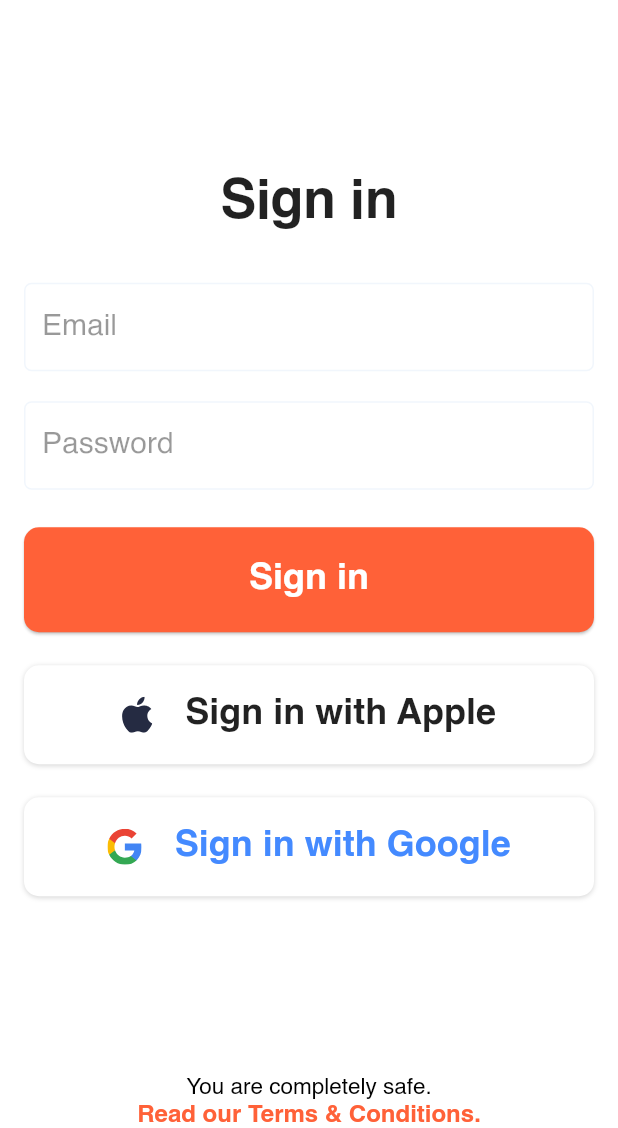
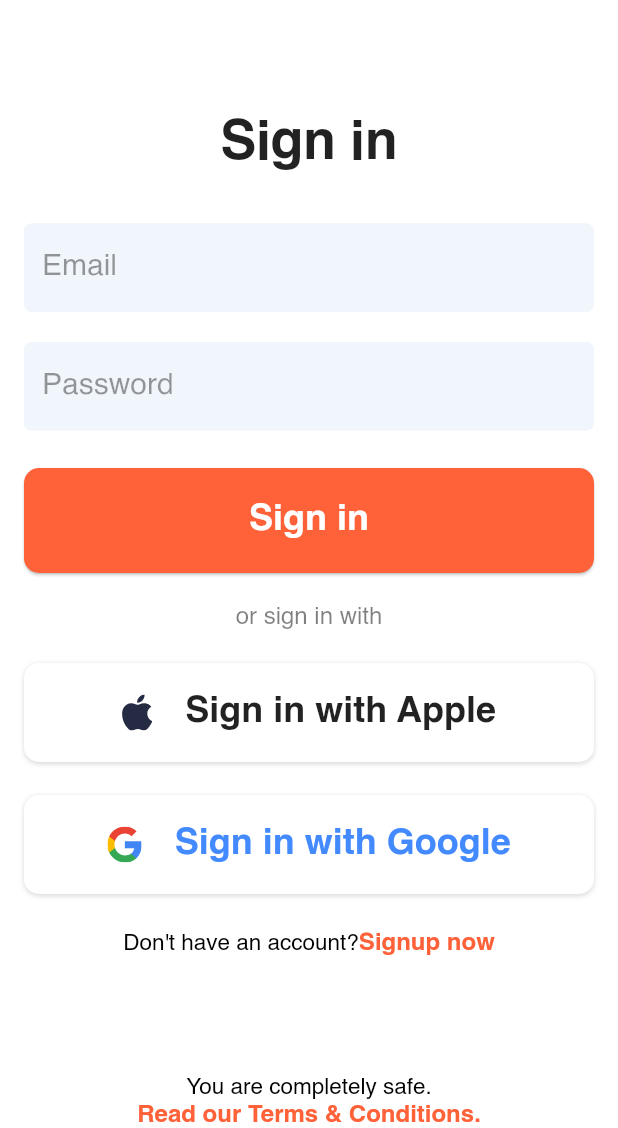
Before and after one commit to gbklegal/steuermachen-app, a Flutter app: the SignInScreen screen opened by its route, on a phone screen of 412 x 824 dp, the part 108-1236 px from its top. Run offline on Flutter 3.47's test engine with Material 2 defaults, Android fonts, the phone set to English and light mode, and no system bars; our stand-ins replace flutter_svg.

Commit message:
* Auth component created

```diff
--- a/lib/constants/strings/string_constants.dart
+++ b/lib/constants/strings/string_constants.dart
@@ -15,6 +15,7 @@ class StringConstants {
   static const String getStarted = "Get Started";
   static const String alreadyRegistered = "Already registered?";
   static const String signIn = "Sign in";
+  static const String signUp = "Sign up";
   static const String calculateYourPrice = "Calculate your Price";
   static const String getStartedText_1 = "Find your Tax\nreturn expert\nnow";
   static const String signInTermsAndCondition_1 = "You are completely safe.";
@@ -24,4 +25,7 @@ class StringConstants {
   static const String googleSignIn = "Sign in with Google";
   static const String email = "Email";
   static const String password = "Password";
+  static const String orSigninWith = "or sign in with";
+  static const String dontHaveAnAccount = "Don't have an account?";
+  static const String signupNow = "Signup now";
 }
--- a/lib/routes/app_routes.dart
+++ b/lib/routes/app_routes.dart
@@ -1,6 +1,7 @@
 import 'package:flutter/material.dart';
 import 'package:steuermachen/constants/routes/route_constants.dart';
 import 'package:steuermachen/screens/auth/signin_screen.dart';
+import 'package:steuermachen/screens/auth/signup_screen.dart';
 import 'package:steuermachen/screens/get_started/get_started_screen.dart';
 import 'package:steuermachen/screens/onboarding/onboarding_screen.dart';
 
@@ -18,6 +19,10 @@ onGenerateRoutes(RouteSettings settings) {
       return MaterialPageRoute(
         builder: (_) => const SignInScreen(),
       );
+    case RouteConstants.signupScreen:
+      return MaterialPageRoute(
+        builder: (_) => const SignupScreen(),
+      );
     default:
       return MaterialPageRoute(
         builder: (_) => const Scaffold(
--- /dev/null
+++ b/lib/screens/auth/auth_components/choice_auth_component.dart
@@ -0,0 +1,21 @@
+import 'package:flutter/material.dart';
+import 'package:steuermachen/constants/colors/color_constants.dart';
+
+class ChoiceTextAuthComponent extends StatelessWidget {
+  const ChoiceTextAuthComponent({Key? key, required this.text}) : super(key: key);
+  final String text;
+  @override
+  Widget build(BuildContext context) {
+    return Padding(
+      padding: const EdgeInsets.symmetric(vertical: 22),
+      child: Text(
+       text,
+        textAlign: TextAlign.start,
+        style: Theme.of(context)
+            .textTheme
+            .bodyText1!
+            .copyWith(color: ColorConstants.black.withOpacity(0.5)),
+      ),
+    );
+  }
+}
--- /dev/null
+++ b/lib/screens/auth/auth_components/logo_auth_component.dart
@@ -0,0 +1,23 @@
+import 'package:flutter/material.dart';
+import 'package:steuermachen/constants/assets/asset_constants.dart';
+import 'package:steuermachen/constants/strings/string_constants.dart';
+
+class LogoAuthComponent extends StatelessWidget {
+  const LogoAuthComponent({Key? key}) : super(key: key);
+
+  @override
+  Widget build(BuildContext context) {
+   return Row(
+      mainAxisAlignment: MainAxisAlignment.center,
+      children: [
+        Image.asset(AssetConstants.logo),
+        Text(
+          StringConstants.appName,
+          textAlign: TextAlign.start,
+          style: Theme.of(context).textTheme.headline6!.copyWith(
+              fontWeight: FontWeight.w700, letterSpacing: 3, fontSize: 24),
+        ),
+      ],
+    );
+  }
+}
--- /dev/null
+++ b/lib/screens/auth/auth_components/signin_options__auth_component.dart
@@ -0,0 +1,45 @@
+import 'package:flutter/material.dart';
+import 'package:flutter_svg/svg.dart';
+import 'package:steuermachen/constants/colors/color_constants.dart';
+
+class SignInOptionsAuthComponent extends StatelessWidget {
+  const SignInOptionsAuthComponent({
+    Key? key,
+    required this.assetName,
+    required this.btnText,
+    this.textColor,
+  }) : super(key: key);
+  final String assetName, btnText;
+  final Color? textColor;
+  @override
+  Widget build(BuildContext context) {
+    return Container(
+      decoration: BoxDecoration(
+          borderRadius: BorderRadius.circular(10),
+          color: ColorConstants.white,
+          boxShadow: [
+            BoxShadow(
+                color: ColorConstants.black.withOpacity(0.15),
+                offset: const Offset(0, 1),
+                blurRadius: 2)
+          ]),
+      padding: const EdgeInsets.all(21),
+      child: Row(
+        mainAxisAlignment: MainAxisAlignment.center,
+        children: [
+          SvgPicture.asset(
+            assetName,
+            height: 24,
+          ),
+          const SizedBox(width: 22),
+          Text(
+            btnText,
+            textAlign: TextAlign.start,
+            style: Theme.of(context).textTheme.headline6!.copyWith(
+                fontWeight: FontWeight.w700, fontSize: 24, color: textColor),
+          ),
+        ],
+      ),
+    );
+  }
+}
--- /dev/null
+++ b/lib/screens/auth/auth_components/terms_and_condition_richtext__auth_component.dart
@@ -0,0 +1,31 @@
+import 'package:flutter/gestures.dart';
+import 'package:flutter/material.dart';
+import 'package:steuermachen/constants/colors/color_constants.dart';
+
+class TermsAndConditionRichTextAuthComponent extends StatelessWidget {
+  const TermsAndConditionRichTextAuthComponent(
+      {Key? key, required this.textSpan1, required this.textSpan2, this.onTap})
+      : super(key: key);
+  final String textSpan1, textSpan2;
+  final void Function()? onTap;
+  @override
+  Widget build(BuildContext context) {
+    return RichText(
+      textAlign: TextAlign.center,
+      text: TextSpan(
+        text: textSpan1,
+        style: Theme.of(context)
+            .textTheme
+            .bodyText1
+            ?.copyWith(fontSize: 15, height: 1.2),
+        children: <TextSpan>[
+          TextSpan(
+              text: textSpan2,
+              style: Theme.of(context).textTheme.bodyText1?.copyWith(
+                  color: ColorConstants.primary, fontWeight: FontWeight.w700),
+              recognizer: TapGestureRecognizer()..onTap = onTap)
+        ],
+      ),
+    );
+  }
+}
--- /dev/null
+++ b/lib/screens/auth/auth_components/title_text_auth_component.dart
@@ -0,0 +1,18 @@
+import 'package:flutter/material.dart';
+
+class TitleTextAuthComponent extends StatelessWidget {
+  const TitleTextAuthComponent({Key? key, required this.title})
+      : super(key: key);
+  final String title;
+  @override
+  Widget build(BuildContext context) {
+    return Text(
+      title,
+      textAlign: TextAlign.start,
+      style: Theme.of(context)
+          .textTheme
+          .headline6
+          ?.copyWith(fontWeight: FontWeight.w700, letterSpacing: -0.3),
+    );
+  }
+}
--- a/lib/screens/auth/signin_screen.dart
+++ b/lib/screens/auth/signin_screen.dart
@@ -1,9 +1,14 @@
 import 'package:flutter/gestures.dart';
 import 'package:flutter/material.dart';
-import 'package:flutter_svg/svg.dart';
 import 'package:steuermachen/constants/assets/asset_constants.dart';
 import 'package:steuermachen/constants/colors/color_constants.dart';
+import 'package:steuermachen/constants/routes/route_constants.dart';
 import 'package:steuermachen/constants/strings/string_constants.dart';
+import 'package:steuermachen/screens/auth/auth_components/choice_auth_component.dart';
+import 'package:steuermachen/screens/auth/auth_components/logo_auth_component.dart';
+import 'package:steuermachen/screens/auth/auth_components/signin_options__auth_component.dart';
+import 'package:steuermachen/screens/auth/auth_components/terms_and_condition_richtext__auth_component.dart';
+import 'package:steuermachen/screens/auth/auth_components/title_text_auth_component.dart';
 
 class SignInScreen extends StatelessWidget {
   const SignInScreen({Key? key}) : super(key: key);
@@ -17,97 +22,52 @@ class SignInScreen extends StatelessWidget {
           child: Column(
             children: [
               const SizedBox(height: 35),
-              _logo(context),
+              const LogoAuthComponent(),
               const Expanded(child: SizedBox(height: 35)),
-              _signin(context),
+              const TitleTextAuthComponent(title: StringConstants.signIn),
               const SizedBox(height: 35),
               TextFormField(
                 decoration: const InputDecoration(
                   label: Text(StringConstants.email),
-                   fillColor: ColorConstants.white
                 ),
               ),
               const SizedBox(height: 20),
               TextFormField(
                 decoration: const InputDecoration(
                   label: Text(StringConstants.password),
-                  fillColor: ColorConstants.white
                 ),
               ),
               const SizedBox(height: 25),
               _singInButton(context, StringConstants.signIn, () {}),
+              const ChoiceTextAuthComponent(text: StringConstants.orSigninWith),
+              SignInOptionsAuthComponent(
+                  assetName: AssetConstants.icApple,
+                  btnText: StringConstants.appleSignIn),
               const SizedBox(height: 22),
-              _signInOptions(
-                  context, AssetConstants.icApple, StringConstants.appleSignIn),
+              SignInOptionsAuthComponent(
+                  assetName: AssetConstants.icGoogle,
+                  btnText: StringConstants.googleSignIn,
+                  textColor: Colors.blueAccent),
               const SizedBox(height: 22),
-              _signInOptions(context, AssetConstants.icGoogle,
-                  StringConstants.googleSignIn,
-                  textColor: Colors.blueAccent),
+              TermsAndConditionRichTextAuthComponent(
+                textSpan1: StringConstants.dontHaveAnAccount,
+                textSpan2: StringConstants.signupNow,
+                onTap: () {
+                  Navigator.pushNamed(context, RouteConstants.signupScreen);
+                },
+              ),
               const Expanded(child: SizedBox(height: 22)),
-              _richText(context)
+              TermsAndConditionRichTextAuthComponent(
+                textSpan1: StringConstants.signInTermsAndCondition_1 + "\n",
+                textSpan2: StringConstants.signInTermsAndCondition_2,
+                onTap: () {
+                  // Navigator.pushNamed(context, RouteConstants.signupScreen);
+                },
+              ),
             ],
           ),
         ),
       ),
-    );
-  }
-
-  Container _signInOptions(
-      BuildContext context, String assetName, String btnText,
-      {Color? textColor}) {
-    return Container(
-      decoration: BoxDecoration(
-          borderRadius: BorderRadius.circular(10),
-          color: ColorConstants.white,
-          boxShadow: [
-            BoxShadow(
-                color: ColorConstants.black.withOpacity(0.15),
-                offset: const Offset(0, 1),
-                blurRadius: 2)
-          ]),
-      padding: const EdgeInsets.all(21),
-      child: Row(
-        mainAxisAlignment: MainAxisAlignment.center,
-        children: [
-          SvgPicture.asset(
-            assetName,
-            height: 24,
-          ),
-          const SizedBox(width: 22),
-          Text(
-            btnText,
-            textAlign: TextAlign.start,
-            style: Theme.of(context).textTheme.headline6!.copyWith(
-                fontWeight: FontWeight.w700, fontSize: 24, color: textColor),
-          ),
-        ],
-      ),
-    );
-  }
-
-  Row _logo(BuildContext context) {
-    return Row(
-      mainAxisAlignment: MainAxisAlignment.center,
-      children: [
-        Image.asset(AssetConstants.logo),
-        Text(
-          StringConstants.appName,
-          textAlign: TextAlign.start,
-          style: Theme.of(context).textTheme.headline6!.copyWith(
-              fontWeight: FontWeight.w700, letterSpacing: 3, fontSize: 24),
-        ),
-      ],
-    );
-  }
-
-  Text _signin(BuildContext context) {
-    return Text(
-      StringConstants.signIn,
-      textAlign: TextAlign.start,
-      style: Theme.of(context)
-          .textTheme
-          .headline6
-          ?.copyWith(fontWeight: FontWeight.w700, letterSpacing: -0.3),
     );
   }
 
@@ -127,21 +87,22 @@ class SignInScreen extends StatelessWidget {
     );
   }
 
-  RichText _richText(BuildContext context) {
+  RichText _richText(BuildContext context, String textSpan1, String textSpan2,
+      void Function()? onTap) {
     return RichText(
       textAlign: TextAlign.center,
       text: TextSpan(
-        text: StringConstants.signInTermsAndCondition_1 + "\n",
+        text: textSpan1,
         style: Theme.of(context)
             .textTheme
             .bodyText1
             ?.copyWith(fontSize: 15, height: 1.2),
         children: <TextSpan>[
           TextSpan(
-              text: StringConstants.signInTermsAndCondition_2,
+              text: textSpan2,
               style: Theme.of(context).textTheme.bodyText1?.copyWith(
                   color: ColorConstants.primary, fontWeight: FontWeight.w700),
-              recognizer: TapGestureRecognizer()..onTap = () {})
+              recognizer: TapGestureRecognizer()..onTap = onTap)
         ],
       ),
     );
```
Also changed, not shown: lib/screens/auth/signup_screen.dart (+93 -0 lines).
